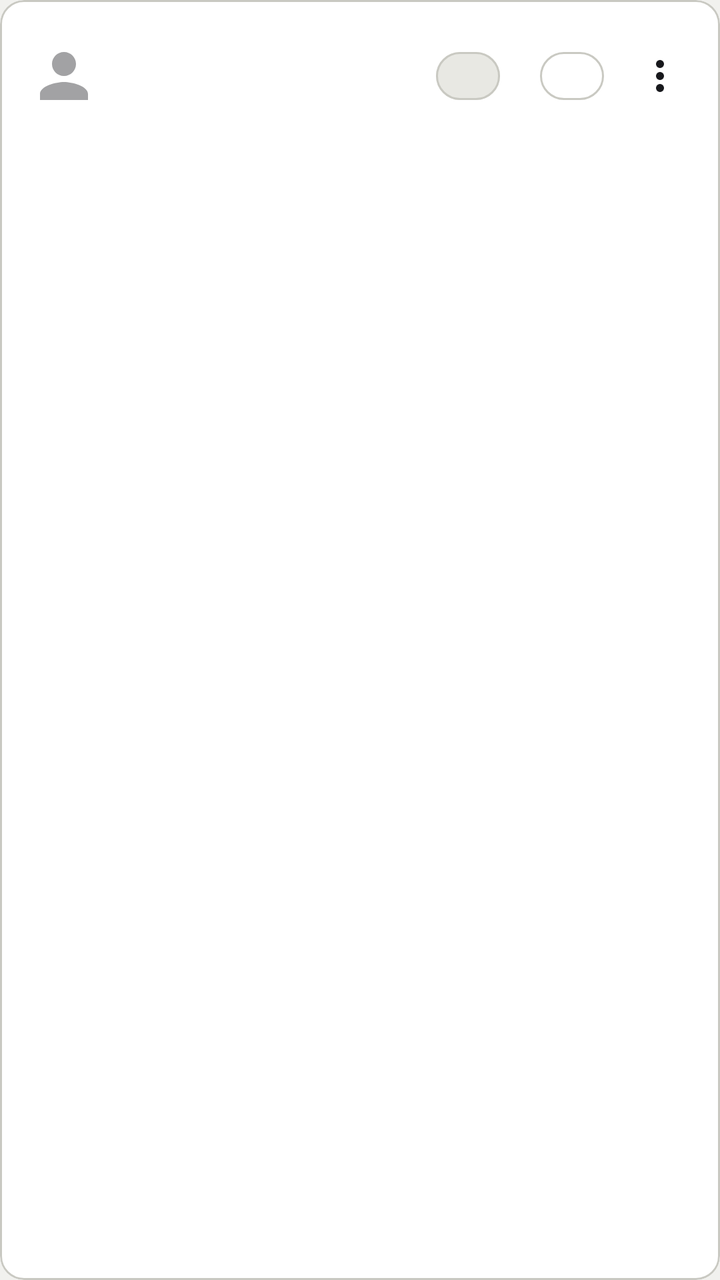
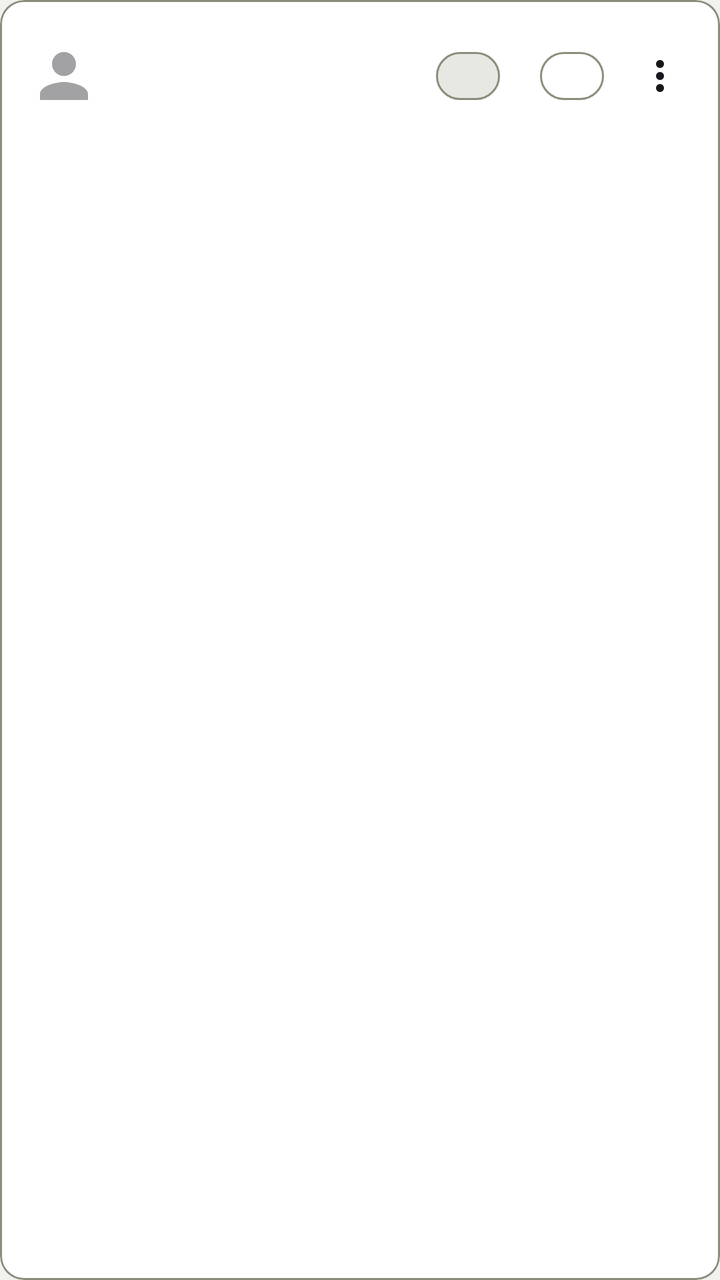

Before-and-after screenshots of an Android layout around one commit, followed by the original layout XML and the change that was made.
<!-- AndroidManifest.xml: application theme Theme.GymProFit -->
<!-- res/layout/item_admin_usuario_v2.xml -->
<?xml version="1.0" encoding="utf-8"?>
<com.google.android.material.card.MaterialCardView
    xmlns:android="http://schemas.android.com/apk/res/android"
    xmlns:app="http://schemas.android.com/apk/res-auto"
    android:layout_width="match_parent"
    android:layout_height="wrap_content"
    android:layout_marginBottom="8dp"
    app:cardCornerRadius="12dp"
    app:cardElevation="0dp"
    app:cardBackgroundColor="?attr/colorSurface"
    app:strokeWidth="1dp"
    app:strokeColor="?attr/colorOutlineVariant">

    <LinearLayout
        android:layout_width="match_parent"
        android:layout_height="wrap_content"
        android:orientation="horizontal"
        android:gravity="center_vertical"
        android:padding="14dp">

        <ImageView
            android:layout_width="36dp"
            android:layout_height="36dp"
            android:src="@drawable/ic_perfil"
            android:alpha="0.4"
            android:contentDescription="@null" />

        <LinearLayout
            android:layout_width="0dp"
            android:layout_height="wrap_content"
            android:layout_weight="1"
            android:layout_marginStart="12dp"
            android:orientation="vertical">

            <TextView
                android:id="@+id/tvUsernameAdmin"
                android:layout_width="wrap_content"
                android:layout_height="wrap_content"
                android:textSize="@dimen/text_body"
                android:textStyle="bold"
                android:textColor="?attr/colorOnSurface" />

            <TextView
                android:id="@+id/tvEmailAdmin"
                android:layout_width="wrap_content"
                android:layout_height="wrap_content"
                android:textSize="@dimen/text_label"
                android:textColor="?attr/colorOnSurfaceVariant"
                android:layout_marginTop="2dp" />

        </LinearLayout>

        
        <LinearLayout
            android:layout_width="wrap_content"
            android:layout_height="wrap_content"
            android:orientation="horizontal"
            android:gravity="center_vertical">

            <com.google.android.material.chip.Chip
                android:id="@+id/chipRolAdmin"
                android:layout_width="wrap_content"
                android:layout_height="wrap_content"
                android:textSize="@dimen/text_eyebrow"
                android:clickable="false"
                android:focusable="false"
                app:chipMinHeight="24dp"
                app:chipBackgroundColor="?attr/colorSurfaceVariant"
                android:textColor="?attr/colorOnSurfaceVariant"
                style="@style/Widget.Material3.Chip.Assist" />

            <com.google.android.material.chip.Chip
                android:id="@+id/chipEstadoAdmin"
                android:layout_width="wrap_content"
                android:layout_height="wrap_content"
                android:layout_marginStart="4dp"
                android:textSize="@dimen/text_eyebrow"
                android:clickable="false"
                android:focusable="false"
                app:chipMinHeight="24dp"
                style="@style/Widget.Material3.Chip.Assist" />

            <ImageView
                android:id="@+id/btnAccionesUsuario"
                android:layout_width="32dp"
                android:layout_height="32dp"
                android:layout_marginStart="4dp"
                android:src="@drawable/ic_more_vert"
                android:padding="4dp"
                android:background="?attr/selectableItemBackgroundBorderless"
                android:clickable="true"
                android:focusable="true"
                android:contentDescription="@null" />

        </LinearLayout>

    </LinearLayout>

</com.google.android.material.card.MaterialCardView>
<!-- resources referenced by this layout -->
<resources>
  <dimen name="text_body">17sp</dimen>
  <dimen name="text_eyebrow">12sp</dimen>
  <dimen name="text_label">14sp</dimen>
  <style name="Theme.GymProFit" parent="Theme.Material3.DayNight.NoActionBar">
          
          <item name="colorPrimary">@color/gp_primary</item>
          <item name="colorOnPrimary">@color/gp_on_primary</item>
          <item name="colorPrimaryContainer">@color/gp_primary_container</item>
          <item name="colorOnPrimaryContainer">@color/gp_on_primary_container</item>
          <item name="colorSecondary">@color/gp_gold</item>
          <item name="colorSurface">@color/gp_surface</item>
          <item name="colorOnSurface">@color/gp_on_surface</item>
          <item name="colorSurfaceVariant">@color/gp_surface_2</item>
          <item name="colorOnSurfaceVariant">@color/gp_text_secondary</item>
          <item name="colorOutline">@color/gp_stroke</item>
          <item name="colorOutlineVariant">@color/gp_stroke</item>
          <item name="colorError">@color/gp_error</item>
          <item name="android:colorBackground">@color/gp_background</item>
          <item name="android:windowBackground">@color/gp_background</item>
          <item name="android:textColorPrimary">@color/gp_on_surface</item>
          <item name="android:textColorSecondary">@color/gp_text_secondary</item>
  
          
          <item name="android:statusBarColor">@color/gp_background</item>
          <item name="android:navigationBarColor">@color/gp_background</item>
          <item name="android:windowLightStatusBar">true</item>
  
          
          <item name="android:windowAnimationStyle">@style/GymProFit.WindowAnimation</item>
  
          
          <item name="materialCardViewStyle">@style/Widget.GymProFit.Card</item>
          <item name="materialButtonStyle">@style/Widget.GymProFit.Button</item>
          <item name="chipStyle">@style/Widget.GymProFit.Chip</item>
          <item name="bottomNavigationStyle">@style/Widget.GymProFit.BottomNavigationView</item>
          <item name="floatingActionButtonStyle">@style/Widget.GymProFit.Fab</item>
          <item name="materialAlertDialogTheme">@style/ThemeOverlay.GymProFit.Dialog</item>
          <item name="popupMenuStyle">@style/Widget.GymProFit.PopupMenu</item>
          <item name="android:popupMenuStyle">@style/Widget.GymProFit.PopupMenu</item>
          <item name="snackbarStyle">@style/Widget.GymProFit.Snackbar</item>
  
          
          
          <item name="textAppearanceDisplayLarge">@style/Font.GymProFit.DisplayLarge</item>
          <item name="textAppearanceDisplayMedium">@style/Font.GymProFit.DisplayMedium</item>
          <item name="textAppearanceDisplaySmall">@style/Font.GymProFit.DisplaySmall</item>
          <item name="textAppearanceHeadlineLarge">@style/Font.GymProFit.HeadlineLarge</item>
          <item name="textAppearanceHeadlineMedium">@style/Font.GymProFit.HeadlineMedium</item>
          <item name="textAppearanceHeadlineSmall">@style/Font.GymProFit.HeadlineSmall</item>
          <item name="textAppearanceTitleLarge">@style/Font.GymProFit.TitleLarge</item>
          <item name="textAppearanceTitleMedium">@style/Font.GymProFit.TitleMedium</item>
          <item name="textAppearanceTitleSmall">@style/Font.GymProFit.TitleSmall</item>
          <item name="textAppearanceBodyLarge">@style/Font.GymProFit.BodyLarge</item>
          <item name="textAppearanceBodyMedium">@style/Font.GymProFit.BodyMedium</item>
          <item name="textAppearanceBodySmall">@style/Font.GymProFit.BodySmall</item>
          <item name="textAppearanceLabelLarge">@style/Font.GymProFit.LabelLarge</item>
          <item name="textAppearanceLabelMedium">@style/Font.GymProFit.LabelMedium</item>
          <item name="textAppearanceLabelSmall">@style/Font.GymProFit.LabelSmall</item>
      </style>
  <color name="gp_primary">#B83E00</color>
  <color name="gp_gold">#B58A2A</color>
  <color name="gp_surface">#FFFFFF</color>
  <color name="gp_stroke">#C9C9C2</color>
  <color name="gp_error">#C62828</color>
  <!-- unchanged entries left out for length: 35 -->
</resources>

<!-- the commit's change to res/layout/item_admin_usuario_v2.xml (unified diff, before → after) -->
@@ -9,7 +9,7 @@
     app:cardElevation="0dp"
     app:cardBackgroundColor="?attr/colorSurface"
     app:strokeWidth="1dp"
-    app:strokeColor="?attr/colorOutlineVariant">
+    app:strokeColor="?attr/colorOutline">
 
     <LinearLayout
         android:layout_width="match_parent"
<!-- resource entries referenced after the edit -->
@@ -15,7 +15,7 @@
           <item name="colorSurfaceVariant">@color/gp_surface_2</item>
           <item name="colorOnSurfaceVariant">@color/gp_text_secondary</item>
           <item name="colorOutline">@color/gp_stroke</item>
-          <item name="colorOutlineVariant">@color/gp_stroke</item>
+          <item name="colorOutlineVariant">@color/gp_divider</item>
           <item name="colorError">@color/gp_error</item>
           <item name="android:colorBackground">@color/gp_background</item>
           <item name="android:windowBackground">@color/gp_background</item>
@@ -60,9 +60,10 @@
           <item name="textAppearanceLabelSmall">@style/Font.GymProFit.LabelSmall</item>
       </style>
   <color name="gp_primary">#B83E00</color>
-  <color name="gp_gold">#B58A2A</color>
+  <color name="gp_gold">#AE8528</color>
   <color name="gp_surface">#FFFFFF</color>
-  <color name="gp_stroke">#C9C9C2</color>
+  <color name="gp_stroke">#8C8C7D</color>
+  <color name="gp_divider">#C9C9C2</color>
   <color name="gp_error">#C62828</color>
   <!-- unchanged entries left out for length: 35 -->
 </resources>
